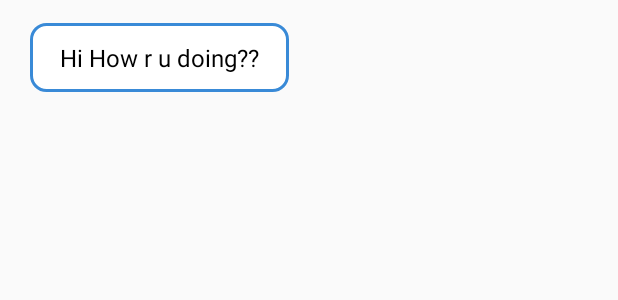
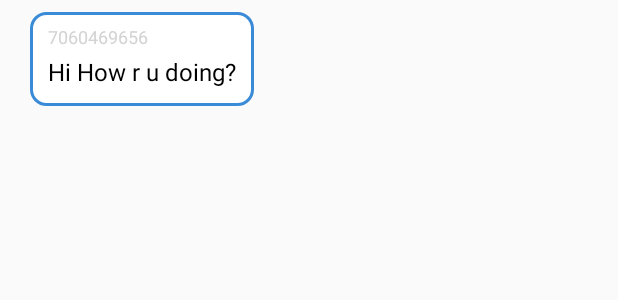
Before and after one commit to skkryptgames/SMAR, an Android app: the layout chat_item_left.xml on its own in the app's theme, with its tools: preview values and no code run, on a phone screen of 412 x 824 dp. Shown: the top 300 px of the screen. Run offline under Robolectric (Android 15) with nearby library versions, the light colour scheme and no system bars.

Commit message:
edit text above keyboard,added number over the messages and admins can access all projects

```diff
--- a/app/src/main/AndroidManifest.xml
+++ b/app/src/main/AndroidManifest.xml
@@ -38,6 +38,7 @@
             android:theme="@style/Theme.AppCompat.Light"   />
         <activity
             android:name=".TaskStatusUpdate"
+            android:windowSoftInputMode="stateVisible|adjustResize"
             android:theme="@style/Theme.AppCompat.Light"   />
 
         <activity android:name=".ClientPage" android:theme="@style/Theme.AppCompat.Light" />
--- a/app/src/main/java/com/example/smar/ArchievedProjectTasksPage.java
+++ b/app/src/main/java/com/example/smar/ArchievedProjectTasksPage.java
@@ -54,8 +54,8 @@ public class ArchievedProjectTasksPage extends Fragment {
     public void onViewCreated(@NonNull View view, @Nullable Bundle savedInstanceState) {
         super.onViewCreated(view, savedInstanceState);
 
-        String uid = FirebaseAuth.getInstance().getCurrentUser().getUid();
-        DatabaseReference reference = FirebaseDatabase.getInstance().getReference().child("archievedprojects").child(uid).child(pId).child("tasks");
+
+        DatabaseReference reference = FirebaseDatabase.getInstance().getReference().child("archievedprojects").child(pId).child("tasks");
         reference.addValueEventListener(new ValueEventListener() {
             @Override
             public void onDataChange(@NonNull DataSnapshot dataSnapshot) {
--- a/app/src/main/java/com/example/smar/ArchievedProjects.java
+++ b/app/src/main/java/com/example/smar/ArchievedProjects.java
@@ -84,10 +84,9 @@ public class ArchievedProjects extends AppCompatActivity {
 
         button=findViewById(R.id.smar_layout_buttonlinear);
         button.setVisibility(View.GONE);
-        String uid= FirebaseAuth.getInstance().getCurrentUser().getUid();
 
-        DatabaseReference reference= FirebaseDatabase.getInstance().getReference("archievedprojects").child(uid);
-        DatabaseReference reference1=FirebaseDatabase.getInstance().getReference("users").child(uid).child("projects");
+
+        DatabaseReference reference= FirebaseDatabase.getInstance().getReference("archievedprojects");
         reference.addValueEventListener(new ValueEventListener() {
             @Override
             public void onDataChange(@NonNull DataSnapshot dataSnapshot) {
--- a/app/src/main/res/layout/chat_detail.xml
+++ b/app/src/main/res/layout/chat_detail.xml
@@ -1,6 +1,6 @@
 <?xml version="1.0" encoding="utf-8"?>
 <LinearLayout xmlns:android="http://schemas.android.com/apk/res/android"
-    android:orientation="vertical" android:layout_width="match_parent"
+    android:orientation="horizontal" android:layout_width="match_parent"
     android:layout_height="match_parent">
 
     <TextView
--- a/app/src/main/res/layout/chat_item_left.xml
+++ b/app/src/main/res/layout/chat_item_left.xml
@@ -4,23 +4,38 @@
     android:orientation="vertical" android:layout_width="match_parent"
     android:layout_height="wrap_content">
 
+    <RelativeLayout
+        android:layout_width="wrap_content"
+        android:layout_height="wrap_content"
+        android:background="@drawable/background_right"
+        android:layout_marginStart="20dp"
+        android:layout_marginEnd="20dp"
+        android:layout_marginTop="8dp"
+        android:layout_alignParentStart="true"
+        android:padding="12dp">
     <TextView
         android:layout_width="wrap_content"
         android:layout_height="wrap_content"
-        android:background="@drawable/background_right"
         android:id="@+id/sender"
-        android:text="Hi How r u doing??"
-        android:paddingHorizontal="20dp"
-        android:paddingVertical="12dp"
+        android:text="Hi How r u doing?"
+        android:layout_marginTop="4dp"
         android:textSize="16sp"
-        android:layout_marginTop="15dp"
-        android:layout_alignParentStart="true"
-        android:layout_marginStart="20dp"
-        android:layout_marginEnd="20dp"
+        android:layout_below="@+id/number"
         android:textColor="@color/black"
-        android:layout_alignParentLeft="true"
-        android:layout_marginLeft="20sp">
+        />
 
-    </TextView>
+        <TextView
+            android:id="@+id/number"
+            android:layout_width="wrap_content"
+            android:layout_height="wrap_content"
+            android:text="7060469656"
+            android:textColor="@color/gray"
+            android:layout_marginTop="-4dp"
+            android:textSize="12sp"
+
+            />
+    </RelativeLayout>
+
+
 
 </RelativeLayout>
```
Also changed, not shown: app/src/main/java/com/example/smar/AdminMessageActivity.java (+6 -2 lines), app/src/main/java/com/example/smar/AdminPage.java (+22 -19 lines), app/src/main/java/com/example/smar/AuthenticationActivity.java (+77 -19 lines), app/src/main/java/com/example/smar/ChatAdapter.java (+6 -4 lines), app/src/main/java/com/example/smar/CheckSignInStatus.java (+7 -4 lines), app/src/main/java/com/example/smar/NewProjectSelectModulesFragment.java (+5 -5 lines), app/src/main/java/com/example/smar/NewProjectStartDateFragment.java (+8 -5 lines), app/src/main/java/com/example/smar/PhotoDisplay.java (+1 -25 lines), app/src/main/res/layout/activity_admin_message.xml (+22 -26 lines), app/src/main/res/layout/chat_item_right.xml (+25 -12 lines).
